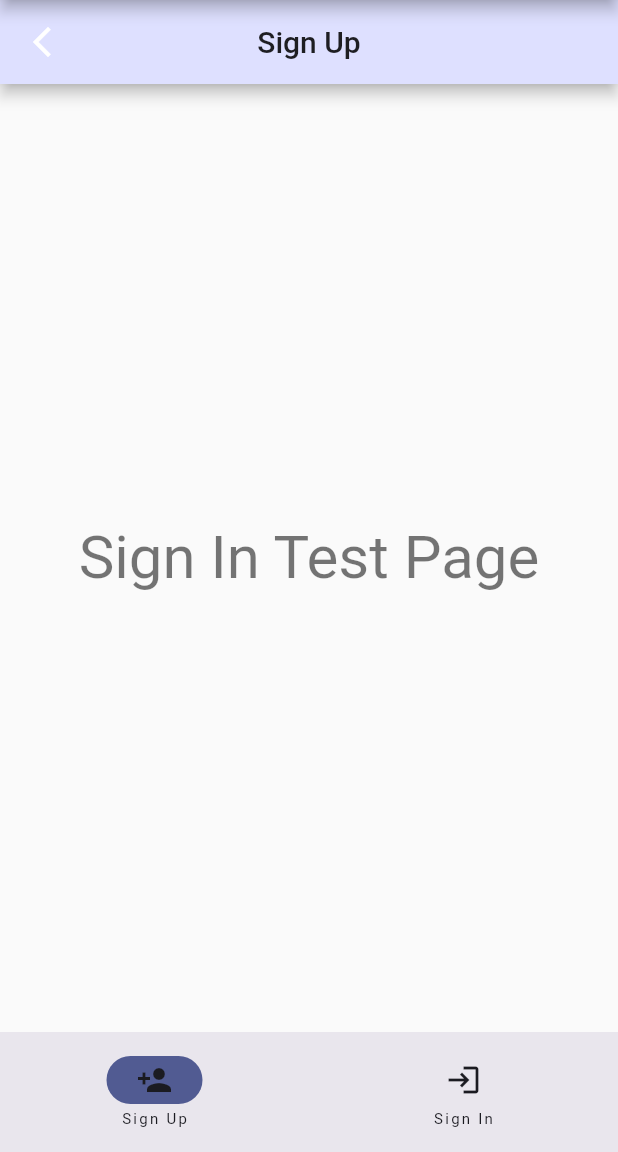
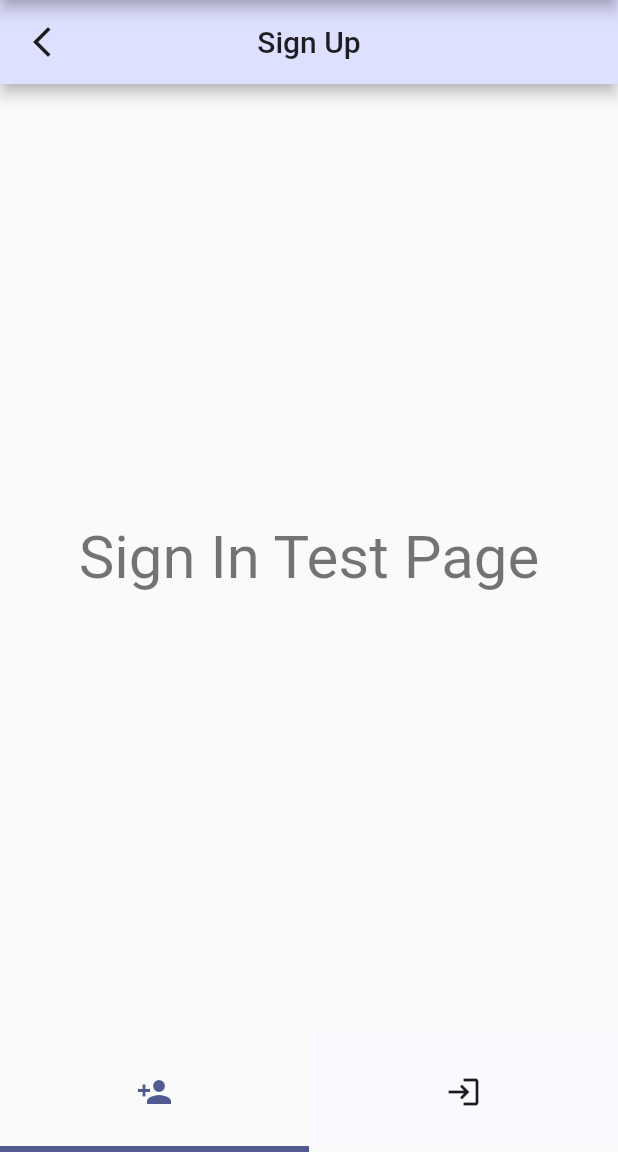
Before and after one commit to appbricks/mycloudspace, a Flutter app: the screen it shows after launch, after a tap on "Identity Service", on a phone screen of 412 x 824 dp, the part 84-1236 px from its top. Run offline on Flutter 3.47's test engine with Material 3 defaults, Android fonts, the phone set to English and light mode, and no system bars; our stand-ins replace get_it, go_router, plugin_platform_interface; missing offline and left inert: amplify_auth_cognito, amplify_flutter, dart:ffi, dart:html, window_manager.

Commit message:
layout with navagitable deep links and customized link menus

```diff
--- a/apps/tests/service_integration_tests/lib/screens/identity_service_page.dart
+++ b/apps/tests/service_integration_tests/lib/screens/identity_service_page.dart
@@ -15,24 +15,37 @@ class IdentityServicePage extends RootNavLayout {
   @override
   List<NavTarget> get navTargets => [
         NavTarget(
-          icon: const Icon(Icons.person_add),
-          selectedIcon: const Icon(Icons.person_add_sharp),
-          label: 'Sign Up',
           body: SignInTestPage(appState),
         ),
         NavTarget(
-          icon: const Icon(Icons.login),
-          selectedIcon: const Icon(Icons.login_sharp),
-          label: 'Sign In',
           body: SignUpTestPage(appState),
         ),
       ];
 
   @override
-  TitleBar? get titleBar {
-    return TitleBar(
+  List<NavDest> buildNavDests(BuildContext context) {
+    return [
+      NavDest(
+        iconData: Icons.person_add,
+        selectedIconData: Icons.person_add_sharp,
+        label: 'Sign Up',
+      ),
+      NavDest(
+        iconData: Icons.login,
+        selectedIconData: Icons.login_sharp,
+        label: 'Sign In',
+      ),
+    ];
+  }
+
+  @override
+  NavTitleBar? buildNavTitleBar(BuildContext context) {
+    return NavTitleBar(
       leading: IconButton(
-        icon: const Icon(Icons.arrow_back_ios_new),
+        icon: Icon(
+          Icons.arrow_back_ios_new,
+          color: Theme.of(context).textTheme.titleLarge!.color,
+        ),
         onPressed: () {
           appState.navigateTo(HomePage.name);
         },
--- a/libs/component/flutter/nav_layouts/lib/layouts/nav_layout.dart
+++ b/libs/component/flutter/nav_layouts/lib/layouts/nav_layout.dart
@@ -11,20 +11,21 @@ class NavLayout extends StatelessWidget {
   final List<NavDest> _navDests;
 
   /// Optional app bar to display at the top of the layout
-  final TitleBar? _titleBar;
+  final NavTitleBar? _titleBar;
 
-  final bool _bottomNavForMobile;
+  final NavProperties _navProperties;
 
   const NavLayout(
     StatefulNavigationShell navShell,
     List<NavDest> navDests, {
     super.key,
-    TitleBar? titleBar,
-    bool bottomNavForMobile = true,
+    NavTitleBar? titleBar,
+    NavTypeFn? navTypeFn,
+    NavProperties navProperties = const NavProperties(),
   })  : _navShell = navShell,
         _navDests = navDests,
         _titleBar = titleBar,
-        _bottomNavForMobile = bottomNavForMobile;
+        _navProperties = navProperties;
 
   @override
   Widget build(BuildContext context) {
@@ -45,12 +46,45 @@ class NavLayout extends StatelessWidget {
         );
       }
 
-      return !AppPlatform.isMobile && constraints.maxWidth > 600
-          ? _getDesktopLayout(theme, appBar)
-          : _bottomNavForMobile
-              ? _getMobileBottomNavLayout(theme, appBar)
-              : _getMobileDrawerNavLayout(theme, appBar);
+      NavType navType;
+      if (_navProperties.navTypeFn == null) {
+        navType = _determineNavType(context, constraints);
+      } else {
+        navType = _navProperties.navTypeFn!(context, constraints);
+      }
+      return switch (navType) {
+        NavType.bottomNav => _getMobileBottomNavLayout(
+            theme,
+            constraints,
+            appBar,
+          ),
+        NavType.drawerNav => _getMobileDrawerNavLayout(
+            theme,
+            appBar,
+          ),
+        _ => _getDesktopLayout(theme, appBar, navType),
+      };
     });
+  }
+
+  NavType _determineNavType(BuildContext context, BoxConstraints constraints) {
+    print('constraints.maxWidth: ${constraints.maxWidth}');
+    if (AppPlatform.isMobile) {
+      if (constraints.maxWidth < 600) {
+        return _navProperties.bottomNavForMobile
+            ? NavType.bottomNav
+            : NavType.drawerNav;
+      }
+    } else {
+      if (constraints.maxWidth < 600) {
+        return _navProperties.bottomNavForMobile
+            ? NavType.bottomNav
+            : NavType.drawerNav;
+      } else if (constraints.maxWidth >= 1024) {
+        return NavType.expandedNav;
+      }
+    }
+    return NavType.compactNav;
   }
 
   void _onDestinationSelected(int index) {
@@ -64,7 +98,11 @@ class NavLayout extends StatelessWidget {
     );
   }
 
-  _getDesktopLayout(ThemeData theme, AppBar? appBar) {
+  Widget _getDesktopLayout(
+    ThemeData theme,
+    AppBar? appBar,
+    NavType navType,
+  ) {
     return Scaffold(
       appBar: appBar,
       body: Row(
@@ -72,8 +110,7 @@ class NavLayout extends StatelessWidget {
           SafeArea(
             child: _getNavigationRail(
               theme,
-              _navShell.currentIndex,
-              _onDestinationSelected,
+              navType,
             ),
           ),
           Expanded(
@@ -86,30 +123,91 @@ class NavLayout extends StatelessWidget {
 
   NavigationRail _getNavigationRail(
     ThemeData theme,
-    int selectedIndex,
-    void Function(int) onDestinationSelected,
+    NavType navType,
   ) {
+    bool extended;
+    double top, left, height;
+    NavigationRailLabelType? labelType;
+
+    if (navType == NavType.expandedNav) {
+      extended = true;
+      top = -24;
+      left = -24;
+      height = 80.0;
+    } else {
+      extended = false;
+      labelType = NavigationRailLabelType.all;
+      top = -16;
+      left = -24;
+      height = 72.0;
+    }
+
     return NavigationRail(
-      indicatorColor: theme.colorScheme.primary,
-      labelType: NavigationRailLabelType.all,
-      selectedIndex: selectedIndex,
-      onDestinationSelected: onDestinationSelected,
+      selectedIndex: _navShell.currentIndex,
+      onDestinationSelected: _onDestinationSelected,
+      extended: extended,
+      minExtendedWidth: _navProperties.minExtendedWidth,
+      labelType: labelType,
       destinations: _navDests.map((navDest) {
         return NavigationRailDestination(
-          icon: navDest._icon,
-          selectedIcon: navDest._selectedIcon,
-          label: Text(navDest._label),
+          icon: navDest._icon ??
+              Icon(
+                navDest._iconData,
+              ),
+          selectedIcon: navDest._selectedIcon ??
+              Stack(
+                clipBehavior: Clip.none,
+                children: [
+                  Positioned(
+                    top: top,
+                    left: left,
+                    child: SizedBox(
+                      width: 4,
+                      height: height,
+                      child: DecoratedBox(
+                        decoration: BoxDecoration(
+                          color: theme.colorScheme.primary,
+                        ),
+                      ),
+                    ),
+                  ),
+                  Positioned(
+                    top: top,
+                    left: left + 4,
+                    child: SizedBox(
+                      width: _navProperties.minExtendedWidth,
+                      height: height,
+                      child: DecoratedBox(
+                        decoration: BoxDecoration(
+                          color: theme.canvasColor,
+                        ),
+                      ),
+                    ),
+                  ),
+                  Icon(
+                    navDest._selectedIconData,
+                  ),
+                ],
+              ),
+          label: Text(
+            navDest._label,
+          ),
         );
       }).toList(),
     );
   }
 
-  _getMobileBottomNavLayout(ThemeData theme, AppBar? appBar) {
+  Widget _getMobileBottomNavLayout(
+    ThemeData theme,
+    BoxConstraints constraints,
+    AppBar? appBar,
+  ) {
     return Scaffold(
       appBar: appBar,
       bottomNavigationBar: SafeArea(
         child: _getNavigationBar(
           theme,
+          constraints,
           _navShell.currentIndex,
           _onDestinationSelected,
         ),
@@ -118,37 +216,84 @@ class NavLayout extends StatelessWidget {
     );
   }
 
-  _getMobileDrawerNavLayout(ThemeData theme, AppBar? appBar) {
-    return Scaffold(
-      appBar: appBar,
-      bottomNavigationBar: SafeArea(
-        child: _getNavigationBar(
-          theme,
-          _navShell.currentIndex,
-          _onDestinationSelected,
+  Widget _getNavigationBar(
+    ThemeData theme,
+    BoxConstraints constraints,
+    int selectedIndex,
+    void Function(int) onDestinationSelected,
+  ) {
+    double itemWidth = constraints.maxWidth / _navDests.length;
+
+    return Stack(
+      clipBehavior: Clip.none,
+      children: [
+        Positioned(
+          top: 0,
+          left: 0,
+          child: Container(
+            color: theme.colorScheme.surface,
+            child: SizedBox(
+              width: constraints.maxWidth,
+              height: 76,
+            ),
+          ),
         ),
-      ),
-      body: _navShell,
+        Positioned(
+          top: 0,
+          left: selectedIndex * itemWidth,
+          child: SizedBox(
+            width: itemWidth,
+            height: 76,
+            child: DecoratedBox(
+              decoration: BoxDecoration(
+                color: theme.canvasColor,
+              ),
+            ),
+          ),
+        ),
+        NavigationBar(
+          indicatorColor: Colors.transparent,
+          backgroundColor: Colors.transparent,
+          selectedIndex: selectedIndex,
+          onDestinationSelected: onDestinationSelected,
+          labelBehavior: NavigationDestinationLabelBehavior.alwaysHide,
+          destinations: _navDests.map((navDest) {
+            return NavigationDestination(
+              icon: navDest._icon ??
+                  Icon(
+                    navDest._iconData,
+                  ),
+              selectedIcon: navDest._selectedIcon ??
+                  Icon(
+                    navDest._selectedIconData,
+                    color: theme.colorScheme.primary,
+                  ),
+              label: navDest._label,
+            );
+          }).toList(),
+        ),
+        Positioned(
+          top: 76,
+          left: selectedIndex * itemWidth,
+          child: SizedBox(
+            width: itemWidth,
+            height: 4,
+            child: DecoratedBox(
+              decoration: BoxDecoration(
+                color: theme.colorScheme.primary,
+              ),
+            ),
+          ),
+        ),
+      ],
     );
   }
 
-  NavigationBar _getNavigationBar(
+  Widget _getMobileDrawerNavLayout(
     ThemeData theme,
-    int selectedIndex,
-    void Function(int) onDestinationSelected,
+    AppBar? appBar,
   ) {
-    return NavigationBar(
-      indicatorColor: theme.colorScheme.primary,
-      selectedIndex: selectedIndex,
-      onDestinationSelected: onDestinationSelected,
-      destinations: _navDests.map((navDest) {
-        return NavigationDestination(
-          selectedIcon: navDest._selectedIcon,
-          icon: navDest._icon,
-          label: navDest._label,
-        );
-      }).toList(),
-    );
+    return const Placeholder();
   }
 
   String _getLabel(int selectedIndex) {
@@ -156,11 +301,23 @@ class NavLayout extends StatelessWidget {
   }
 }
 
-class TitleBar {
+class NavProperties {
+  final double minExtendedWidth;
+  final bool bottomNavForMobile;
+  final NavTypeFn? navTypeFn;
+
+  const NavProperties({
+    this.minExtendedWidth = 168.0,
+    this.bottomNavForMobile = true,
+    this.navTypeFn,
+  });
+}
+
+class NavTitleBar {
   final Widget? _leading;
   final List<Widget> _actions;
 
-  const TitleBar({
+  const NavTitleBar({
     Widget? leading,
     List<Widget> actions = const [],
   })  : _leading = leading,
@@ -168,15 +325,40 @@ class TitleBar {
 }
 
 class NavDest {
-  final Icon _icon;
-  final Icon _selectedIcon;
+  final Widget? _icon;
+  final Widget? _selectedIcon;
+  final IconData? _iconData;
+  final IconData? _selectedIconData;
   final String _label;
 
   NavDest({
-    required Icon icon,
-    required Icon selectedIcon,
+    Widget? icon,
+    Widget? selectedIcon,
+    IconData? iconData,
+    IconData? selectedIconData,
     required String label,
   })  : _icon = icon,
+        _iconData = iconData,
         _selectedIcon = selectedIcon,
-        _label = label;
+        _selectedIconData = selectedIconData,
+        _label = label {
+    if (_icon == null && _iconData == null) {
+      throw ArgumentError('icon or iconData must be provided');
+    }
+    if (_selectedIcon == null && _selectedIconData == null) {
+      throw ArgumentError('selectedIcon or selectedIconData must be provided');
+    }
+  }
 }
+
+typedef NavTypeFn = NavType Function(
+  BuildContext context,
+  BoxConstraints constraints,
+);
+
+enum NavType {
+  drawerNav,
+  bottomNav,
+  compactNav,
+  expandedNav,
+}
--- a/libs/component/flutter/nav_layouts/lib/layouts/root_nav_layout.dart
+++ b/libs/component/flutter/nav_layouts/lib/layouts/root_nav_layout.dart
@@ -22,33 +22,47 @@ abstract class RootNavLayout implements Navigable {
     throw StateError('No navigation targets defined');
   }
 
-  /// The navigation targets to create ui and routes for
+  /// The navigation targets to route nav menu selections
   List<NavTarget> get navTargets;
 
-  /// Optional app bar to display at the top of the layout
-  TitleBar? get titleBar => null;
-
   /// Optional navigation bar at bottom of layout or as a drawer
-  bool get bottomNavForMobile => true;
+  final bool bottomNavForMobile;
 
   /// The root view title
   final String title;
 
+  /// The navigation destinations to create nav menu items
+  List<NavDest> buildNavDests(BuildContext context);
+
+  /// Optional app bar to display at the top of the layout
+  NavTitleBar? buildNavTitleBar(BuildContext context) {
+    return null;
+  }
+
   /// The root view state
   final RootViewState state;
 
-  const RootNavLayout(this.title, this.state);
+  const RootNavLayout(
+    this.title,
+    this.state, {
+    this.bottomNavForMobile = true,
+  });
 
   @override
   RouteBase route() {
     return StatefulShellRoute.indexedStack(
       builder: (context, navState, navShell) {
+        final navTitleBar = buildNavTitleBar(context);
+        final navDests = buildNavDests(context);
+        if (navDests.length != navTargets.length) {
+          throw StateError('Nav dests and targets must be the same length');
+        }
+
         return RootLayout(
           body: NavLayout(
             navShell,
-            navTargets,
-            titleBar: titleBar,
-            bottomNavForMobile: bottomNavForMobile,
+            navDests,
+            titleBar: navTitleBar,
           ),
           title: title,
           state: state,
@@ -74,13 +88,10 @@ abstract class RootNavLayout implements Navigable {
   }
 }
 
-class NavTarget extends NavDest {
+class NavTarget {
   final NavigableWidget _body;
 
   NavTarget({
-    required super.icon,
-    required super.selectedIcon,
-    required super.label,
     required NavigableWidget body,
   }) : _body = body;
 }
```
